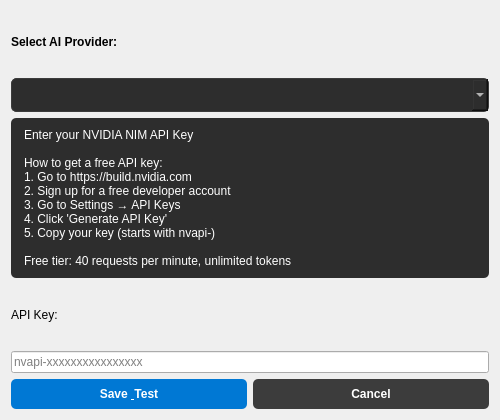
This is ui_designer/login_dialog.ui in Arean82/llm_chat_app as Qt 5 draws it before an edit. The edited form follows.
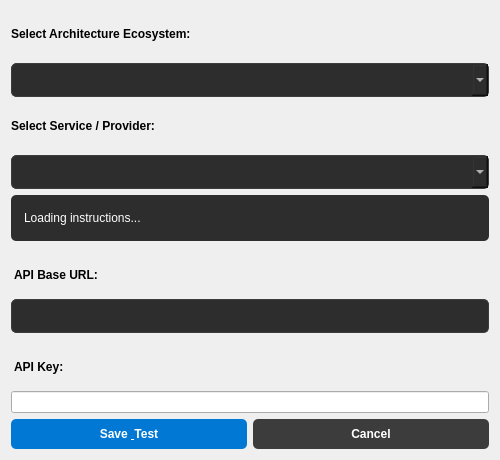
This is the edited form.

Commit message:
feat(v6): release v6.0.0 with infinite custom hosts and ecosystem nesting
🚀 MAJOR ARCHITECTURAL DEPLOYMENT:
- Promoted global internal/external versioning matrix to 6.0.0 across all build pipelines.
- Deployed Dynamic Cascaded Multi-Ecosystem selection system in Settings.
- Established Native Scaling support for Ollama, Groq, and LM Studio.
- Integrated 'Add Custom Provider' dialog for runtime user-hosted endpoint injection.
- Hardened system-wide Light/Dark theming across 100% of interactive modals.
- Refreshed automated marketing assets, screenshots, and README feature badges.

What changed in the file:
```diff
--- a/ui_designer/login_dialog.ui
+++ b/ui_designer/login_dialog.ui
@@ -7,7 +7,7 @@
     <x>0</x>
     <y>0</y>
     <width>500</width>
-    <height>420</height>
+    <height>460</height>
    </rect>
   </property>
   <property name="minimumSize">
@@ -20,14 +20,42 @@
    <string>Settings - AI Provider Configuration</string>
   </property>
   <layout class="QVBoxLayout" name="dialog_layout">
+   <item>
+    <widget class="QLabel" name="group_label">
+     <property name="styleSheet">
+      <string notr="true">font-weight: bold;</string>
+     </property>
+     <property name="text">
+      <string>Select Architecture Ecosystem:</string>
+     </property>
+    </widget>
+   </item>
+   <item>
+    <widget class="QComboBox" name="group_combo">
+     <property name="styleSheet">
+      <string notr="true">QComboBox {
+    background-color: #2d2d2d;
+    color: #ffffff;
+    border: 1px solid #3c3c3c;
+    border-radius: 5px;
+    padding: 8px;
+}
+QComboBox QAbstractItemView {
+    background-color: #2d2d2d;
+    color: white;
+    selection-background-color: #0078d4;
+}</string>
+     </property>
+    </widget>
+   </item>
    <item>
     <widget class="QLabel" name="provider_label">
-     <property name="text">
-      <string>Select AI Provider:</string>
-     </property>
      <property name="styleSheet">
       <string notr="true">font-weight: bold;</string>
      </property>
+     <property name="text">
+      <string>Select Service / Provider:</string>
+     </property>
     </widget>
    </item>
    <item>
@@ -59,29 +87,35 @@
 }</string>
      </property>
      <property name="text">
-      <string>Enter your NVIDIA NIM API Key
-
-How to get a free API key:
-1. Go to https://build.nvidia.com
-2. Sign up for a free developer account
-3. Go to Settings → API Keys
-4. Click 'Generate API Key'
-5. Copy your key (starts with nvapi-)
-
-Free tier: 40 requests per minute, unlimited tokens</string>
+      <string>Loading instructions...</string>
      </property>
      <property name="wordWrap">
       <bool>true</bool>
      </property>
     </widget>
    </item>
+   <item>
+    <widget class="QLabel" name="url_label">
+     <property name="styleSheet">
+      <string notr="true">font-weight: bold; margin-top: 10px;</string>
+     </property>
+     <property name="text">
+      <string>API Base URL:</string>
+     </property>
+    </widget>
+   </item>
+   <item>
+    <widget class="QLineEdit" name="url_input">
+     <property name="styleSheet">
+      <string notr="true">background-color: #2d2d2d; color: #ffffff;
+border: 1px solid #3c3c3c; border-radius: 5px; padding: 8px;</string>
+     </property>
+    </widget>
+   </item>
    <item>
     <widget class="QLabel" name="key_label">
      <property name="styleSheet">
-      <string notr="true">#key-label {
-    font-weight: bold;
-    margin-top: 10px;
-}</string>
+      <string notr="true">font-weight: bold; margin-top: 10px;</string>
      </property>
      <property name="text">
       <string>API Key:</string>
@@ -102,9 +136,6 @@
      <property name="echoMode">
       <enum>QLineEdit::EchoMode::Password</enum>
      </property>
-     <property name="placeholderText">
-      <string>nvapi-xxxxxxxxxxxxxxxx</string>
-     </property>
     </widget>
    </item>
    <item>
```
The commit also changes 18 other files.
